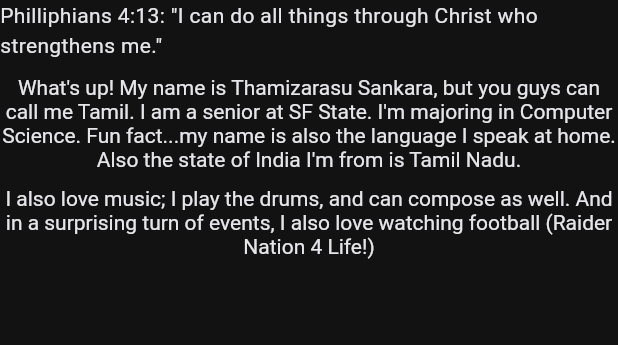
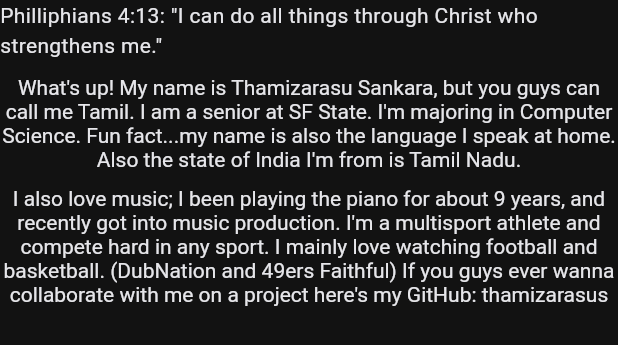
Before and after one commit to chai-solutions/frontend, a Flutter app: the ThamizarasuExtraInfo widget shown alone on an empty page, opened directly, on a phone screen of 412 x 824 dp. Shown: the top 345 px of the screen. Run offline on Flutter 3.47's test engine with Material 3 defaults, Android fonts, the phone set to English and light mode, and no system bars; our stand-ins replace flutter_riverpod, flutter_svg, freezed_annotation, go_router, package_info_plus, riverpod_annotation; generated files the repository leaves out were written again.

Commit message:
fixed a small part of blurb

```diff
--- a/lib/app/screens/about.dart
+++ b/lib/app/screens/about.dart
@@ -92,7 +92,7 @@ class ThamizarasuExtraInfo extends StatelessWidget {
       RichText(
         text: TextSpan(
             text:
-                "I also love music; I play the drums, and can compose as well. And in a surprising turn of events, I also love watching football (Raider Nation 4 Life!)",
+                "I also love music; I been playing the piano for about 9 years, and recently got into music production. I'm a multisport athlete and compete hard in any sport. I mainly love watching football and basketball. (DubNation and 49ers Faithful) If you guys ever wanna collaborate with me on a project here's my GitHub: thamizarasus",
             style: TextStyle(
               color: Theme.of(context).colorScheme.onSurface,
             )),
```
